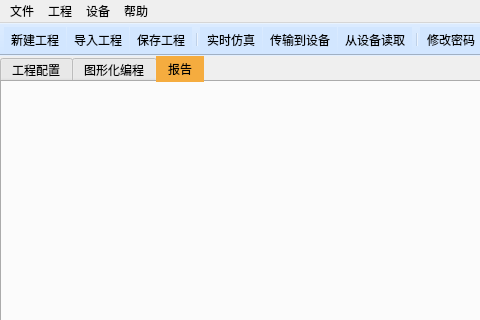
This is mainwindow.ui in su0814/qt_spc100 as Qt 5 draws it before an edit; both pictures show x 0 to 480 and y 0 to 320 of the 1202 by 671 pixel window. The edited form follows.
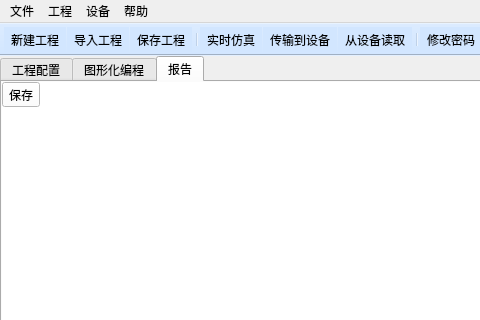
This is the edited form. The open tabs and pages were chosen to show the change. Icons and pictures are not drawn.

Patch:
```diff
--- a/mainwindow.ui
+++ b/mainwindow.ui
@@ -63,6 +63,7 @@
       </property>
       <property name="styleSheet">
        <string notr="true">QTabBar::tab:selected { background-color: rgb(245,172,63); }
+background-color: rgb(255, 255, 255);
 /*QTabBar::tab:!selected { background-color: rgb(221,228,232); }*/</string>
       </property>
       <property name="tabShape">
@@ -1055,10 +1056,86 @@
        </layout>
       </widget>
       <widget class="QWidget" name="tab_report">
+       <property name="styleSheet">
+        <string notr="true">background-color: rgb(255, 255, 255);</string>
+       </property>
        <attribute name="title">
         <string>报告</string>
        </attribute>
-       <layout class="QGridLayout" name="gridLayout_33"/>
+       <layout class="QGridLayout" name="gridLayout_4">
+        <property name="leftMargin">
+         <number>0</number>
+        </property>
+        <property name="topMargin">
+         <number>0</number>
+        </property>
+        <property name="rightMargin">
+         <number>7</number>
+        </property>
+        <property name="bottomMargin">
+         <number>0</number>
+        </property>
+        <property name="spacing">
+         <number>0</number>
+        </property>
+        <item row="0" column="0">
+         <layout class="QGridLayout" name="gridLayout_3">
+          <property name="spacing">
+           <number>0</number>
+          </property>
+          <item row="0" column="0">
+           <widget class="QToolButton" name="toolButton_report_save">
+            <property name="text">
+             <string>保存</string>
+            </property>
+           </widget>
+          </item>
+         </layout>
+        </item>
+        <item row="0" column="1" colspan="2">
+         <spacer name="horizontalSpacer_3">
+          <property name="orientation">
+           <enum>Qt::Horizontal</enum>
+          </property>
+          <property name="sizeHint" stdset="0">
+           <size>
+            <width>40</width>
+            <height>20</height>
+           </size>
+          </property>
+         </spacer>
+        </item>
+        <item row="1" column="0" colspan="3">
+         <widget class="QScrollArea" name="scrollArea_report">
+          <property name="frameShape">
+           <enum>QFrame::NoFrame</enum>
+          </property>
+          <property name="frameShadow">
+           <enum>QFrame::Raised</enum>
+          </property>
+          <property name="verticalScrollBarPolicy">
+           <enum>Qt::ScrollBarAlwaysOff</enum>
+          </property>
+          <property name="horizontalScrollBarPolicy">
+           <enum>Qt::ScrollBarAlwaysOff</enum>
+          </property>
+          <property name="widgetResizable">
+           <bool>true</bool>
+          </property>
+          <widget class="QWidget" name="scrollAreaWidgetContents_report">
+           <property name="geometry">
+            <rect>
+             <x>0</x>
+             <y>0</y>
+             <width>1191</width>
+             <height>561</height>
+            </rect>
+           </property>
+           <layout class="QGridLayout" name="gridLayout_9"/>
+          </widget>
+         </widget>
+        </item>
+       </layout>
       </widget>
      </widget>
     </item>
```
Left out of the diff: 16 changed lines with no effect on the pictures.
